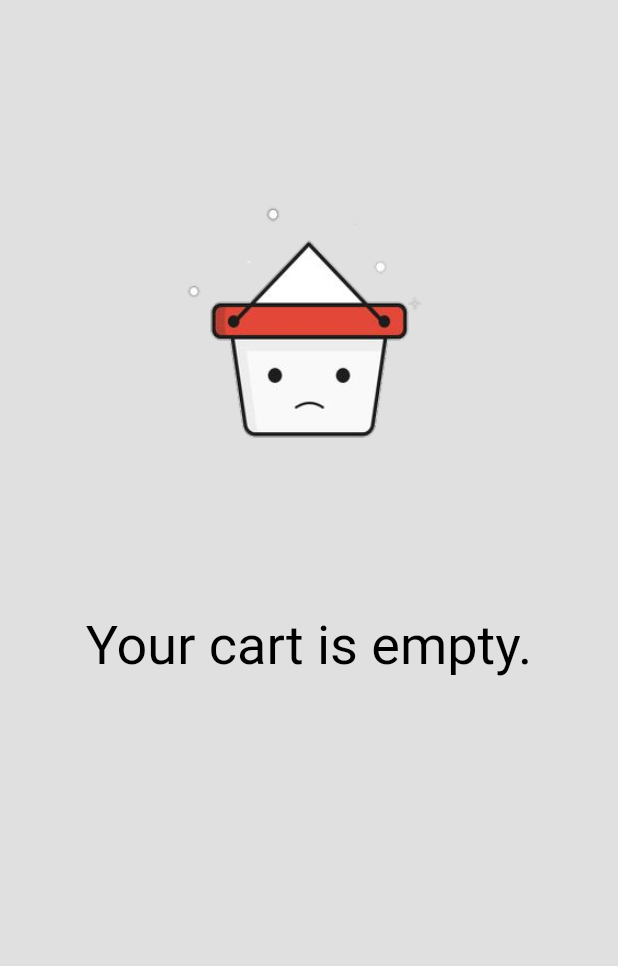
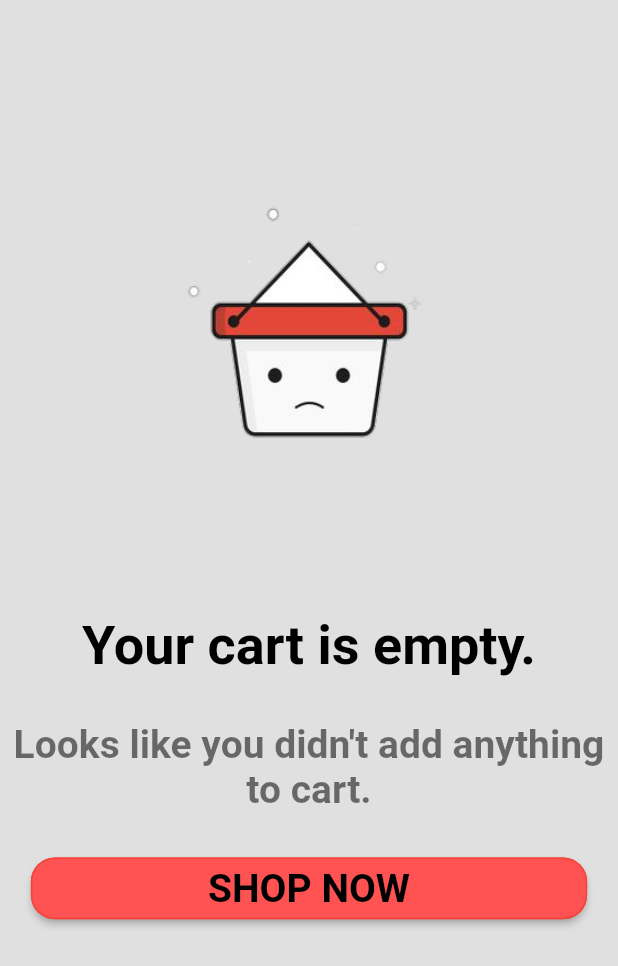
Before and after one commit to tanyarajhans/Shopifie, a Flutter app: the Cart screen opened directly, on a phone screen of 412 x 824 dp. Shown: the top 966 px of the screen. Run offline on Flutter 3.47's test engine with Material 2 defaults, Android fonts, the phone set to English and light mode, and no system bars; our stand-ins replace shared_preferences; missing offline and left inert: list_tile_switch; accounts and stored records are empty; network calls fail.

Commit message:
empty card page UI done

```diff
--- a/lib/screens/cart_empty.dart
+++ b/lib/screens/cart_empty.dart
@@ -1,10 +1,17 @@
 import 'package:flutter/material.dart';
+import 'package:provider/provider.dart';
+import 'package:shopifie/consts/colors.dart';
+import 'package:shopifie/models/dark_theme_preferences.dart';
+
+import '../provider/dark_theme_provider.dart';
 
 class CartEmpty extends StatelessWidget {
 
   @override
   Widget build(BuildContext context) {
+    final themeChange = Provider.of<DarkThemeProvider>(context);
     return Column(
+      crossAxisAlignment: CrossAxisAlignment.center,
       children: [
         Container(
           margin: EdgeInsets.only(top:80.0),
@@ -16,11 +23,53 @@ class CartEmpty extends StatelessWidget {
           ),
         ),
         Text('Your cart is empty.',
+        textAlign: TextAlign.center,
         style: TextStyle(
           // ignore: deprecated_member_use
           color: Theme.of(context).textSelectionColor,
-          fontSize: 36
+          fontSize: 36,
+          fontWeight: FontWeight.w600
         )
+        ),
+        SizedBox(
+          height: 30.0
+        ),
+        Text('Looks like you didn\'t add anything to cart.',
+        textAlign: TextAlign.center,
+        style: TextStyle(
+          // ignore: deprecated_member_use
+          color: themeChange.darkTheme? Theme.of(context).disabledColor: ColorsConsts.subTitle,
+          fontSize: 26,
+          fontWeight: FontWeight.w600
+        )
+        ),
+        SizedBox(
+          height: 30.0
+        ),
+        Container(
+          width: MediaQuery.of(context).size.width*0.9,
+          height: MediaQuery.of(context).size.height*0.05,
+          child: ElevatedButton(
+            onPressed: (){},
+            child: Text('SHOP NOW',
+          textAlign: TextAlign.center,
+          style: TextStyle(
+            // ignore: deprecated_member_use
+            color: Theme.of(context).textSelectionColor,
+            fontSize: 26,
+            fontWeight: FontWeight.w600
+           )
+          ),
+            style: ButtonStyle(
+              backgroundColor: MaterialStateProperty.all<Color>(Colors.redAccent),
+              shape: MaterialStateProperty.all<RoundedRectangleBorder>(
+                RoundedRectangleBorder(
+                borderRadius: BorderRadius.circular(16),
+                side: BorderSide(color: Colors.red)
+              )
+            )
+            )
+          ),
         )
       ],
     );
--- /dev/null
+++ b/lib/screens/cart_full.dart
@@ -0,0 +1,19 @@
+import 'package:flutter/material.dart';
+
+class CartFull extends StatefulWidget {
+  const CartFull({ Key? key }) : super(key: key);
+
+  @override
+  _CartFullState createState() => _CartFullState();
+}
+
+class _CartFullState extends State<CartFull> {
+  @override
+  Widget build(BuildContext context) {
+    return Container(
+      decoration: BoxDecoration(
+        color:
+      ),
+    );
+  }
+}
```
